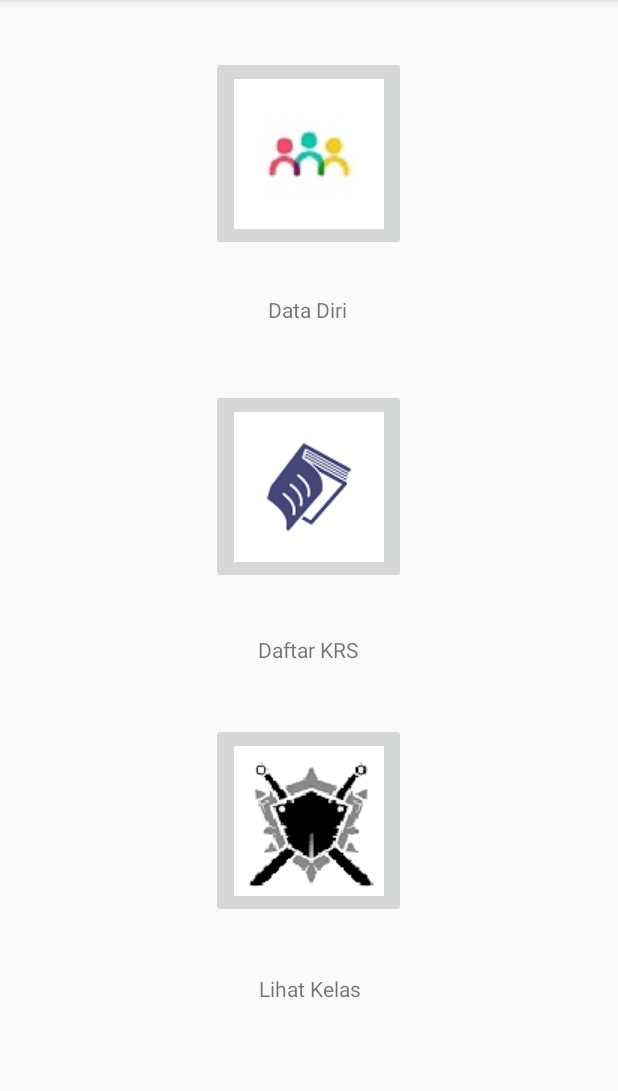
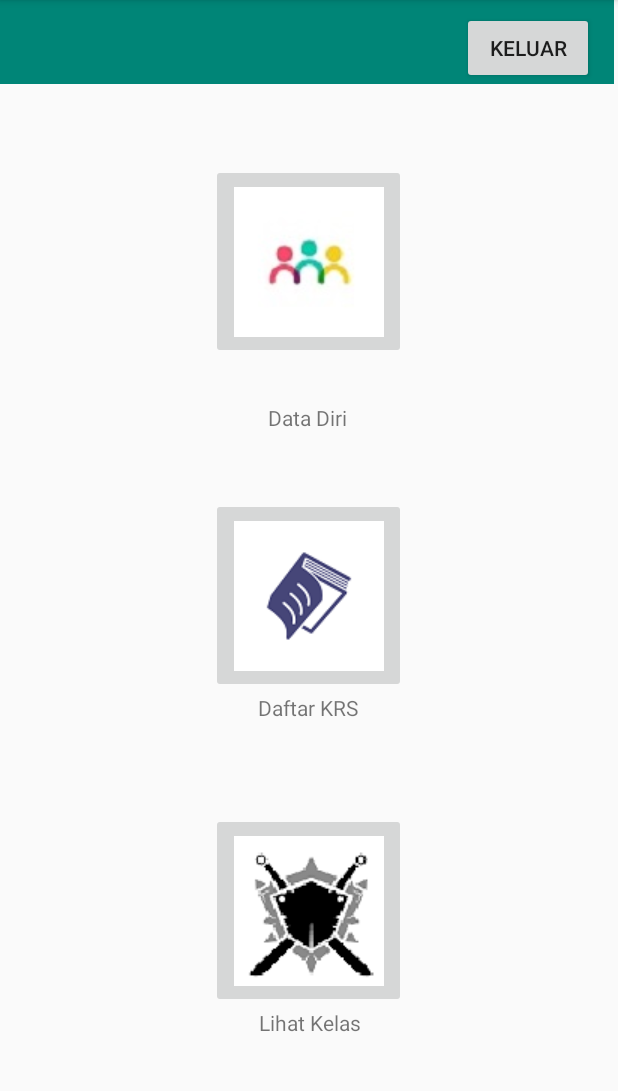
Before and after one commit to DanielSNugraha/PrototypeProgmob, an Android app: the HomeScreenMahasiswa screen opened directly, with no data from a screen before it, on a phone screen of 412 x 824 dp, the part 84-1175 px from its top. Run offline under Robolectric (Android 15) with nearby library versions, the light colour scheme and no system bars.

Commit message:
Ujian Progmob ya

```diff
--- a/app/src/main/res/layout/activity_home_screen_mahasiswa.xml
+++ b/app/src/main/res/layout/activity_home_screen_mahasiswa.xml
@@ -6,45 +6,46 @@
     android:layout_height="match_parent"
     tools:context=".HomeScreenMahasiswa">
 
-    <TextView
-        android:id="@+id/textView43"
-        android:layout_width="wrap_content"
-        android:layout_height="wrap_content"
-        android:text="Data Diri"
-        android:src="@drawable/datadirimhs"
+    <ImageButton
+        android:id="@+id/btnDaftarKelas"
+        android:layout_width="130dp"
+        android:layout_height="130dp"
+        android:onClick="DaftarKrs"
+        android:src="@drawable/daftarkrs"
         app:layout_constraintBottom_toBottomOf="parent"
         app:layout_constraintEnd_toEndOf="parent"
         app:layout_constraintHorizontal_bias="0.498"
         app:layout_constraintStart_toStartOf="parent"
-        app:layout_constraintTop_toBottomOf="@+id/btnDataDiri"
-        app:layout_constraintVertical_bias="0.051" />
+        app:layout_constraintTop_toTopOf="parent"
+        app:layout_constraintVertical_bias="0.52"
+        tools:srcCompat="@tools:sample/avatars" />
 
     <TextView
         android:id="@+id/textView44"
         android:layout_width="wrap_content"
         android:layout_height="wrap_content"
         android:layout_marginBottom="292dp"
+        android:src="@drawable/daftarkrs"
         android:text="Daftar KRS"
-        android:src="@drawable/daftarkrs"
         app:layout_constraintBottom_toBottomOf="parent"
         app:layout_constraintEnd_toEndOf="parent"
         app:layout_constraintHorizontal_bias="0.498"
         app:layout_constraintStart_toStartOf="parent"
-        app:layout_constraintTop_toBottomOf="@+id/btnDaftarKelas" />
+        app:layout_constraintTop_toBottomOf="@+id/btnDaftarKelas"
+        app:layout_constraintVertical_bias="0.0" />
 
     <TextView
-        android:id="@+id/textView45"
+        android:id="@+id/textView43"
         android:layout_width="wrap_content"
         android:layout_height="wrap_content"
-        android:layout_marginBottom="92dp"
-        android:text="Lihat Kelas"
-        android:src="@drawable/lihatkelas"
+        android:src="@drawable/datadirimhs"
+        android:text="Data Diri"
         app:layout_constraintBottom_toBottomOf="parent"
         app:layout_constraintEnd_toEndOf="parent"
-        app:layout_constraintHorizontal_bias="0.501"
+        app:layout_constraintHorizontal_bias="0.498"
         app:layout_constraintStart_toStartOf="parent"
-        app:layout_constraintTop_toBottomOf="@+id/btnLihatKelas"
-        app:layout_constraintVertical_bias="0.833" />
+        app:layout_constraintTop_toBottomOf="@+id/btnDataDiri"
+        app:layout_constraintVertical_bias="0.058" />
 
     <ImageButton
         android:id="@+id/btnDataDiri"
@@ -57,22 +58,22 @@
         app:layout_constraintHorizontal_bias="0.498"
         app:layout_constraintStart_toStartOf="parent"
         app:layout_constraintTop_toTopOf="parent"
-        app:layout_constraintVertical_bias="0.058"
+        app:layout_constraintVertical_bias="0.171"
         tools:srcCompat="@tools:sample/avatars" />
 
-    <ImageButton
-        android:id="@+id/btnDaftarKelas"
-        android:layout_width="130dp"
-        android:layout_height="130dp"
-        android:onClick="DaftarKrs"
-        android:src="@drawable/daftarkrs"
+    <TextView
+        android:id="@+id/textView45"
+        android:layout_width="wrap_content"
+        android:layout_height="wrap_content"
+        android:layout_marginBottom="92dp"
+        android:src="@drawable/lihatkelas"
+        android:text="Lihat Kelas"
         app:layout_constraintBottom_toBottomOf="parent"
         app:layout_constraintEnd_toEndOf="parent"
-        app:layout_constraintHorizontal_bias="0.498"
+        app:layout_constraintHorizontal_bias="0.501"
         app:layout_constraintStart_toStartOf="parent"
-        app:layout_constraintTop_toTopOf="parent"
-        app:layout_constraintVertical_bias="0.407"
-        tools:srcCompat="@tools:sample/avatars" />
+        app:layout_constraintTop_toBottomOf="@+id/btnLihatKelas"
+        app:layout_constraintVertical_bias="0.0" />
 
     <ImageButton
         android:id="@+id/btnLihatKelas"
@@ -85,6 +86,32 @@
         app:layout_constraintHorizontal_bias="0.498"
         app:layout_constraintStart_toStartOf="parent"
         app:layout_constraintTop_toTopOf="parent"
-        app:layout_constraintVertical_bias="0.755"
+        app:layout_constraintVertical_bias="0.85"
         tools:srcCompat="@tools:sample/avatars" />
+
+    <Button
+        android:id="@+id/btnExit"
+        android:layout_width="wrap_content"
+        android:layout_height="wrap_content"
+        android:text="Keluar"
+        app:layout_constraintBottom_toBottomOf="parent"
+        app:layout_constraintEnd_toEndOf="parent"
+        app:layout_constraintHorizontal_bias="0.95"
+        app:layout_constraintStart_toStartOf="parent"
+        app:layout_constraintTop_toTopOf="@+id/toolbar"
+        app:layout_constraintVertical_bias="0.011" />
+
+    <androidx.appcompat.widget.Toolbar
+        android:id="@+id/toolbar"
+        android:layout_width="409dp"
+        android:layout_height="wrap_content"
+        android:background="?attr/colorPrimary"
+        android:minHeight="?attr/actionBarSize"
+        android:theme="?attr/actionBarTheme"
+        app:layout_constraintBottom_toBottomOf="parent"
+        app:layout_constraintEnd_toEndOf="parent"
+        app:layout_constraintHorizontal_bias="0.0"
+        app:layout_constraintStart_toStartOf="parent"
+        app:layout_constraintTop_toTopOf="parent"
+        app:layout_constraintVertical_bias="0.0" />
 </androidx.constraintlayout.widget.ConstraintLayout>
```
Also changed, not shown: app/src/main/java/ukdw/com/prototypeprogmob/HomeScreenMahasiswa.java (+26 -0 lines), app/src/main/java/ukdw/com/prototypeprogmob/LihatDataKelas.java (+28 -1 lines), app/src/main/java/ukdw/com/prototypeprogmob/LihatDataKrs.java (+27 -0 lines), app/src/main/java/ukdw/com/prototypeprogmob/LihatDataMhsActivity.java (+27 -0 lines), app/src/main/res/layout/activity_lihat_data_kelas.xml (+10 -0 lines), app/src/main/res/layout/activity_lihat_data_krs.xml (+12 -0 lines), app/src/main/res/layout/activity_lihat_data_mhs.xml (+12 -0 lines).
